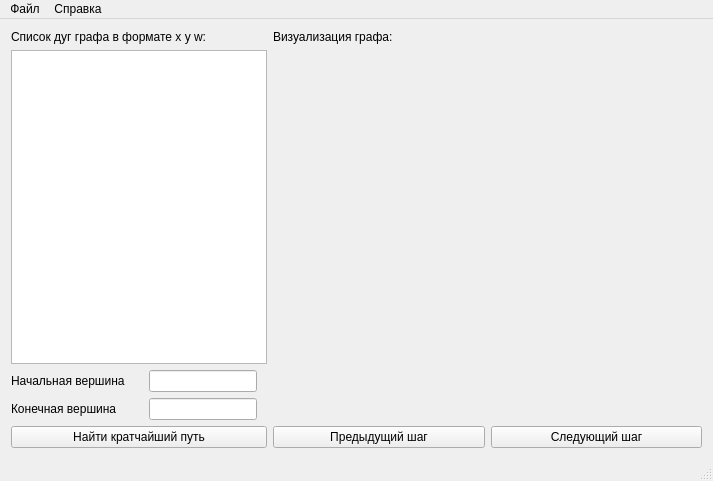
Before: the Qt Designer form GUI/gui.ui in vostreltsov/dijkstras-algorithm-by-streltsov-and-goremykin, drawn with Qt 5.
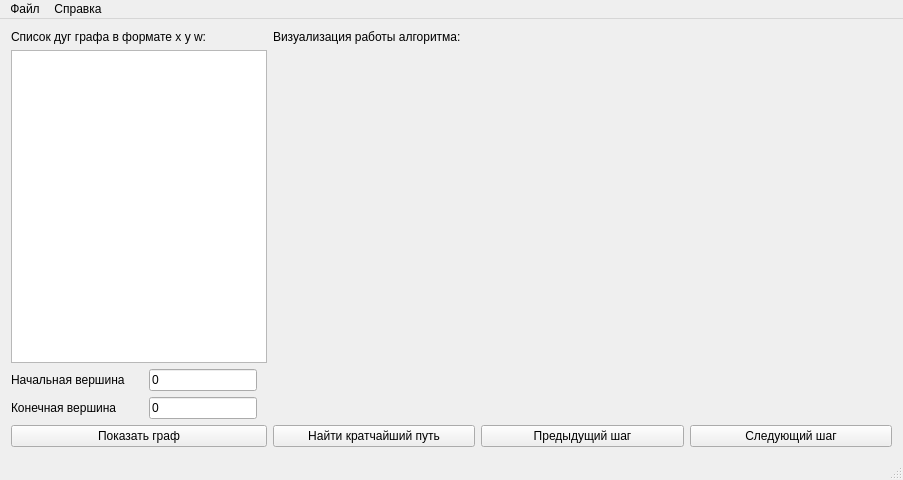
After: the same form once the commit is applied.

Diff of the .ui file:
```diff
--- a/GUI/gui.ui
+++ b/GUI/gui.ui
@@ -6,38 +6,44 @@
    <rect>
     <x>0</x>
     <y>0</y>
-    <width>713</width>
-    <height>481</height>
+    <width>903</width>
+    <height>480</height>
    </rect>
   </property>
+  <property name="minimumSize">
+   <size>
+    <width>710</width>
+    <height>480</height>
+   </size>
+  </property>
   <property name="windowTitle">
-   <string>GUI</string>
+   <string>Алгоритм Дейкстры</string>
   </property>
   <widget class="QWidget" name="centralWidget">
    <layout class="QGridLayout" name="gridLayout_2">
-    <item row="0" column="0">
-     <widget class="QLabel" name="labGraph">
+    <item row="2" column="3">
+     <widget class="QPushButton" name="btnNext">
       <property name="sizePolicy">
-       <sizepolicy hsizetype="Fixed" vsizetype="Fixed">
+       <sizepolicy hsizetype="MinimumExpanding" vsizetype="Fixed">
         <horstretch>0</horstretch>
         <verstretch>0</verstretch>
        </sizepolicy>
       </property>
       <property name="text">
-       <string>Список дуг графа в формате x y w:</string>
+       <string>Следующий шаг</string>
       </property>
      </widget>
     </item>
-    <item row="0" column="1" colspan="2">
-     <widget class="QLabel" name="labVisualization">
+    <item row="2" column="2">
+     <widget class="QPushButton" name="btnPrevious">
       <property name="sizePolicy">
-       <sizepolicy hsizetype="Fixed" vsizetype="Fixed">
+       <sizepolicy hsizetype="MinimumExpanding" vsizetype="Fixed">
         <horstretch>0</horstretch>
         <verstretch>0</verstretch>
        </sizepolicy>
       </property>
       <property name="text">
-       <string>Визуализация графа:</string>
+       <string>Предыдущий шаг</string>
       </property>
      </widget>
     </item>
@@ -74,6 +80,9 @@
           <verstretch>0</verstretch>
          </sizepolicy>
         </property>
+        <property name="text">
+         <string>0</string>
+        </property>
        </widget>
       </item>
       <item row="2" column="0">
@@ -97,38 +106,60 @@
           <verstretch>0</verstretch>
          </sizepolicy>
         </property>
+        <property name="text">
+         <string>0</string>
+        </property>
        </widget>
       </item>
       <item row="3" column="0" colspan="2">
-       <widget class="QPushButton" name="btnSearch">
-        <property name="sizePolicy">
-         <sizepolicy hsizetype="Expanding" vsizetype="Fixed">
-          <horstretch>0</horstretch>
-          <verstretch>0</verstretch>
-         </sizepolicy>
-        </property>
+       <widget class="QPushButton" name="btnShowGraph">
         <property name="text">
-         <string>Найти кратчайший путь</string>
+         <string>Показать граф</string>
         </property>
        </widget>
       </item>
      </layout>
     </item>
+    <item row="0" column="0">
+     <widget class="QLabel" name="labGraph">
+      <property name="sizePolicy">
+       <sizepolicy hsizetype="Fixed" vsizetype="Fixed">
+        <horstretch>0</horstretch>
+        <verstretch>0</verstretch>
+       </sizepolicy>
+      </property>
+      <property name="text">
+       <string>Список дуг графа в формате x y w:</string>
+      </property>
+     </widget>
+    </item>
     <item row="2" column="1">
-     <widget class="QPushButton" name="btnPrevious">
+     <widget class="QPushButton" name="btnSearch">
+      <property name="sizePolicy">
+       <sizepolicy hsizetype="MinimumExpanding" vsizetype="Fixed">
+        <horstretch>0</horstretch>
+        <verstretch>0</verstretch>
+       </sizepolicy>
+      </property>
       <property name="text">
-       <string>Предыдущий шаг</string>
+       <string>Найти кратчайший путь</string>
       </property>
      </widget>
     </item>
-    <item row="2" column="2">
-     <widget class="QPushButton" name="btnNext">
+    <item row="0" column="1">
+     <widget class="QLabel" name="labVisualization">
+      <property name="sizePolicy">
+       <sizepolicy hsizetype="Fixed" vsizetype="Fixed">
+        <horstretch>0</horstretch>
+        <verstretch>0</verstretch>
+       </sizepolicy>
+      </property>
       <property name="text">
-       <string>Следующий шаг</string>
+       <string>Визуализация работы алгоритма:</string>
       </property>
      </widget>
     </item>
-    <item row="1" column="1" colspan="2">
+    <item row="1" column="1" colspan="3">
      <widget class="QLabel" name="labGraphImage">
       <property name="text">
        <string/>
@@ -143,7 +174,7 @@
     <rect>
      <x>0</x>
      <y>0</y>
-     <width>713</width>
+     <width>903</width>
      <height>21</height>
     </rect>
    </property>
```
